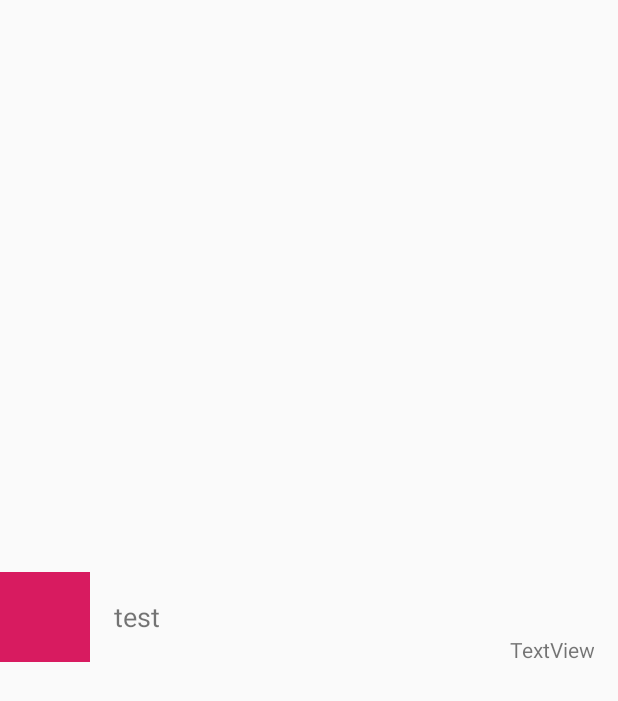
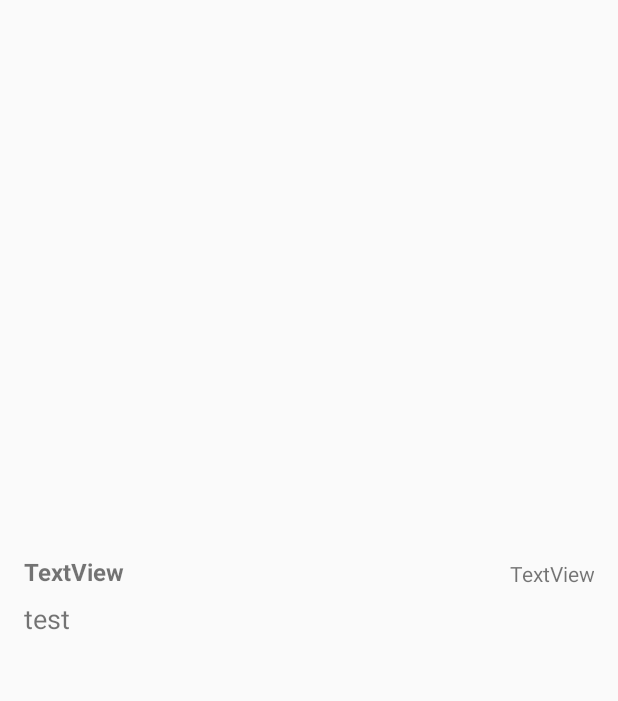
Before and after one commit to spencer759/Only-Important-News, an Android app: the layout news_item.xml on its own in the app's theme, with its tools: preview values and no code run, on a phone screen of 412 x 824 dp. Shown: the top 701 px of the screen. Run offline under Robolectric (Android 15) with nearby library versions, the phone set to English and light mode, and no system bars.

Commit message:
Removed images and added titles to news items

```diff
--- a/app/src/main/java/com/example/onlyimportantnews/DownloadData.java
+++ b/app/src/main/java/com/example/onlyimportantnews/DownloadData.java
@@ -55,7 +55,7 @@ public class DownloadData {
 
         public static class GetDataInBackground extends AsyncTask<ArrayList<String>, Void, String> {
             private final String TAG = "DownloadData";
-            private String title ,originUrl, isLink, thumbnail;
+            private String title ,originUrl, isLink, thumbnail, subreddit;
             private Long unixTimeCreated;
             private boolean containsBlockedUrl = false;
 
@@ -107,6 +107,7 @@ public class DownloadData {
                         title = jsonArr.getJSONObject(i).getJSONObject("data").getString("title");
                         isLink = jsonArr.getJSONObject(i).getJSONObject("data").getString("is_self");
                         thumbnail = jsonArr.getJSONObject(i).getJSONObject("data").getString("thumbnail");
+                        subreddit = jsonArr.getJSONObject(i).getJSONObject("data").getString("subreddit");
 
                         if (isLink == "false") {
                             NewsItem tmpNewsItem = new NewsItem();
@@ -115,6 +116,7 @@ public class DownloadData {
                             tmpNewsItem.setThumbnail(thumbnail);
                             tmpNewsItem.setOriginUrl(originUrl);
                             tmpNewsItem.setUnixTimeCreated(unixTimeCreated);
+                            tmpNewsItem.setSubreddit(subreddit);
 
                             newsItemsDownloaded.add(tmpNewsItem);
                         }
--- a/app/src/main/res/layout/news_item.xml
+++ b/app/src/main/res/layout/news_item.xml
@@ -7,22 +7,24 @@
     android:layout_height="match_parent">
 
     <TextView
-        android:id="@+id/newsDate"
+        android:id="@+id/newsDateTextView"
         android:layout_width="0dp"
         android:layout_height="wrap_content"
+        android:layout_marginTop="16dp"
         android:layout_marginEnd="16dp"
         android:layout_marginRight="16dp"
+        android:layout_marginBottom="8dp"
         android:gravity="right"
         android:text="TextView"
-        app:layout_constraintBottom_toBottomOf="parent"
+        app:layout_constraintBottom_toTopOf="@+id/newsTitleTextView"
         app:layout_constraintEnd_toEndOf="parent"
-        app:layout_constraintHorizontal_bias="0.0"
-        app:layout_constraintStart_toEndOf="@+id/newsThumbnail"
-        app:layout_constraintTop_toBottomOf="@+id/newsTitle"
-        app:layout_constraintVertical_bias="0.0" />
+        app:layout_constraintHorizontal_bias="1.0"
+        app:layout_constraintStart_toEndOf="@+id/newsCategoryTextView"
+        app:layout_constraintTop_toTopOf="parent"
+        app:layout_constraintVertical_bias="1.0" />
 
     <TextView
-        android:id="@+id/newsTitle"
+        android:id="@+id/newsTitleTextView"
         android:layout_width="0dp"
         android:layout_height="wrap_content"
         android:layout_marginStart="16dp"
@@ -34,24 +36,25 @@
         android:textSize="18sp"
         app:layout_constraintBottom_toBottomOf="parent"
         app:layout_constraintEnd_toEndOf="parent"
-        app:layout_constraintHorizontal_bias="0.0"
-        app:layout_constraintStart_toEndOf="@+id/newsThumbnail"
-        app:layout_constraintTop_toTopOf="parent"
-        app:layout_constraintVertical_bias="0.499" />
+        app:layout_constraintStart_toStartOf="parent"
+        app:layout_constraintTop_toTopOf="parent" />
 
-    <ImageView
-        android:id="@+id/newsThumbnail"
-        android:layout_width="60dp"
-        android:layout_height="60dp"
-        android:layout_marginTop="8dp"
+    <TextView
+        android:id="@+id/newsCategoryTextView"
+        android:layout_width="wrap_content"
+        android:layout_height="wrap_content"
+        android:layout_marginStart="16dp"
+        android:layout_marginLeft="16dp"
+        android:layout_marginTop="16dp"
         android:layout_marginBottom="8dp"
-        android:contentDescription="@android:string/ok"
-        app:layout_constraintBottom_toBottomOf="parent"
+        android:text="TextView"
+        android:textSize="16sp"
+        android:textStyle="bold"
+        app:layout_constraintBottom_toTopOf="@+id/newsTitleTextView"
         app:layout_constraintEnd_toEndOf="parent"
         app:layout_constraintHorizontal_bias="0.0"
         app:layout_constraintStart_toStartOf="parent"
         app:layout_constraintTop_toTopOf="parent"
-        app:layout_constraintVertical_bias="0.499"
-        app:srcCompat="@color/colorAccent"
-        tools:srcCompat="@tools:sample/avatars[2]" />
+        app:layout_constraintVertical_bias="1.0" />
+
 </androidx.constraintlayout.widget.ConstraintLayout>
```
Also changed, not shown: app/src/main/java/com/example/onlyimportantnews/NewsItem.java (+9 -1 lines), app/src/main/java/com/example/onlyimportantnews/NewsItemAdapter.java (+37 -20 lines), app/src/main/res/layout/activity_main.xml (+5 -12 lines).
